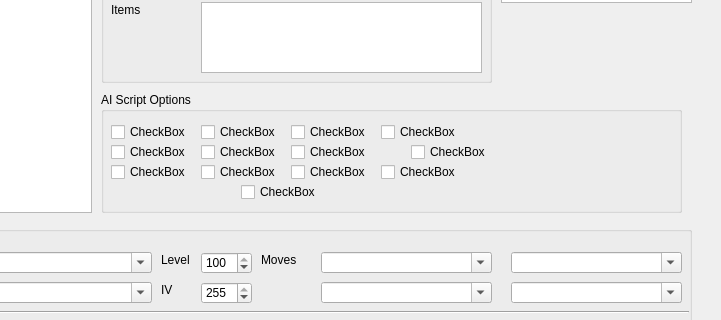
Before: the Qt Designer form forms/mainwindow.ui in V-FEXrt/porytrainer, drawn with Qt 5; both pictures show x 239 to 960 and y 247 to 567 of the 960 by 910 pixel window.
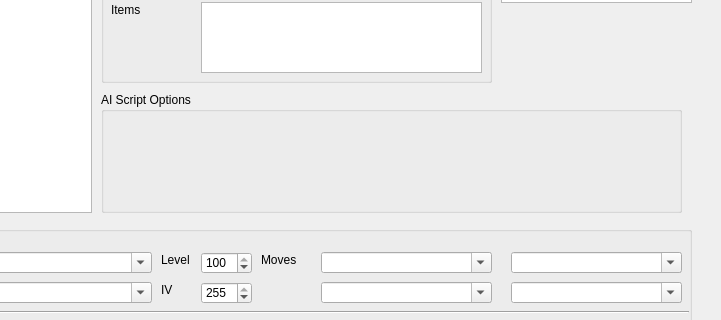
After: the same form once the commit is applied.

Commit message: Implmement display for ai scripts

```diff
--- a/forms/mainwindow.ui
+++ b/forms/mainwindow.ui
@@ -1452,174 +1452,20 @@
     <property name="title">
      <string>AI Script Options</string>
     </property>
-    <widget class="QCheckBox" name="checkBox">
+    <widget class="QWidget" name="gridLayoutWidget">
      <property name="geometry">
       <rect>
-       <x>10</x>
-       <y>30</y>
-       <width>86</width>
-       <height>20</height>
+       <x>9</x>
+       <y>23</y>
+       <width>561</width>
+       <height>91</height>
       </rect>
      </property>
-     <property name="text">
-      <string>CheckBox</string>
-     </property>
-    </widget>
-    <widget class="QCheckBox" name="checkBox_2">
-     <property name="geometry">
-      <rect>
-       <x>10</x>
-       <y>50</y>
-       <width>86</width>
-       <height>20</height>
-      </rect>
-     </property>
-     <property name="text">
-      <string>CheckBox</string>
-     </property>
-    </widget>
-    <widget class="QCheckBox" name="checkBox_3">
-     <property name="geometry">
-      <rect>
-       <x>10</x>
-       <y>70</y>
-       <width>86</width>
-       <height>20</height>
-      </rect>
-     </property>
-     <property name="text">
-      <string>CheckBox</string>
-     </property>
-    </widget>
-    <widget class="QCheckBox" name="checkBox_4">
-     <property name="geometry">
-      <rect>
-       <x>100</x>
-       <y>30</y>
-       <width>86</width>
-       <height>20</height>
-      </rect>
-     </property>
-     <property name="text">
-      <string>CheckBox</string>
-     </property>
-    </widget>
-    <widget class="QCheckBox" name="checkBox_5">
-     <property name="geometry">
-      <rect>
-       <x>100</x>
-       <y>50</y>
-       <width>86</width>
-       <height>20</height>
-      </rect>
-     </property>
-     <property name="text">
-      <string>CheckBox</string>
-     </property>
-    </widget>
-    <widget class="QCheckBox" name="checkBox_6">
-     <property name="geometry">
-      <rect>
-       <x>100</x>
-       <y>70</y>
-       <width>86</width>
-       <height>20</height>
-      </rect>
-     </property>
-     <property name="text">
-      <string>CheckBox</string>
-     </property>
-    </widget>
-    <widget class="QCheckBox" name="checkBox_7">
-     <property name="geometry">
-      <rect>
-       <x>190</x>
-       <y>30</y>
-       <width>86</width>
-       <height>20</height>
-      </rect>
-     </property>
-     <property name="text">
-      <string>CheckBox</string>
-     </property>
-    </widget>
-    <widget class="QCheckBox" name="checkBox_8">
-     <property name="geometry">
-      <rect>
-       <x>190</x>
-       <y>50</y>
-       <width>86</width>
-       <height>20</height>
-      </rect>
-     </property>
-     <property name="text">
-      <string>CheckBox</string>
-     </property>
-    </widget>
-    <widget class="QCheckBox" name="checkBox_9">
-     <property name="geometry">
-      <rect>
-       <x>190</x>
-       <y>70</y>
-       <width>86</width>
-       <height>20</height>
-      </rect>
-     </property>
-     <property name="text">
-      <string>CheckBox</string>
-     </property>
-    </widget>
-    <widget class="QCheckBox" name="checkBox_10">
-     <property name="geometry">
-      <rect>
-       <x>280</x>
-       <y>30</y>
-       <width>86</width>
-       <height>20</height>
-      </rect>
-     </property>
-     <property name="text">
-      <string>CheckBox</string>
-     </property>
-    </widget>
-    <widget class="QCheckBox" name="checkBox_12">
-     <property name="geometry">
-      <rect>
-       <x>280</x>
-       <y>70</y>
-       <width>86</width>
-       <height>20</height>
-      </rect>
-     </property>
-     <property name="text">
-      <string>CheckBox</string>
-     </property>
-    </widget>
-    <widget class="QCheckBox" name="checkBox_13">
-     <property name="geometry">
-      <rect>
-       <x>140</x>
-       <y>90</y>
-       <width>86</width>
-       <height>20</height>
-      </rect>
-     </property>
-     <property name="text">
-      <string>CheckBox</string>
-     </property>
-    </widget>
-    <widget class="QCheckBox" name="checkBox_11">
-     <property name="geometry">
-      <rect>
-       <x>310</x>
-       <y>50</y>
-       <width>86</width>
-       <height>20</height>
-      </rect>
-     </property>
-     <property name="text">
-      <string>CheckBox</string>
-     </property>
+     <layout class="QGridLayout" name="gridLayout_aiScriptOptions">
+      <property name="spacing">
+       <number>1</number>
+      </property>
+     </layout>
     </widget>
    </widget>
    <widget class="QGraphicsView" name="graphicsView_trainerSprite">
```
The commit also changes 2 other files.
